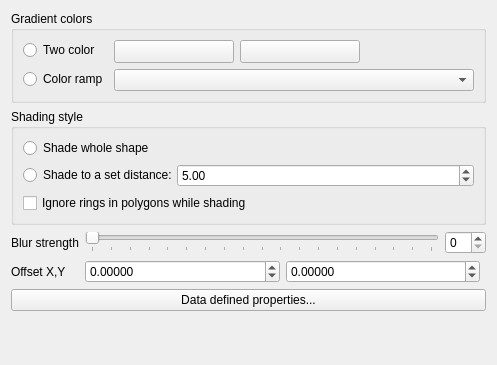
The window that src/ui/symbollayer/widget_shapeburstfill.ui (carsmie/QGIS) describes before a commit, drawn with Qt 5.
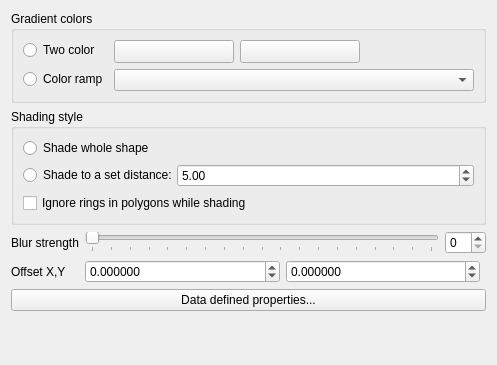
The same window after the commit. Custom widgets are drawn as their Qt base class.

The edit to the form file:
```diff
--- a/src/ui/symbollayer/widget_shapeburstfill.ui
+++ b/src/ui/symbollayer/widget_shapeburstfill.ui
@@ -215,7 +215,7 @@
         </sizepolicy>
        </property>
        <property name="decimals">
-        <number>5</number>
+        <number>6</number>
        </property>
        <property name="minimum">
         <double>-999.000000000000000</double>
@@ -237,7 +237,7 @@
         </sizepolicy>
        </property>
        <property name="decimals">
-        <number>5</number>
+        <number>6</number>
        </property>
        <property name="minimum">
         <double>-999.000000000000000</double>
```
